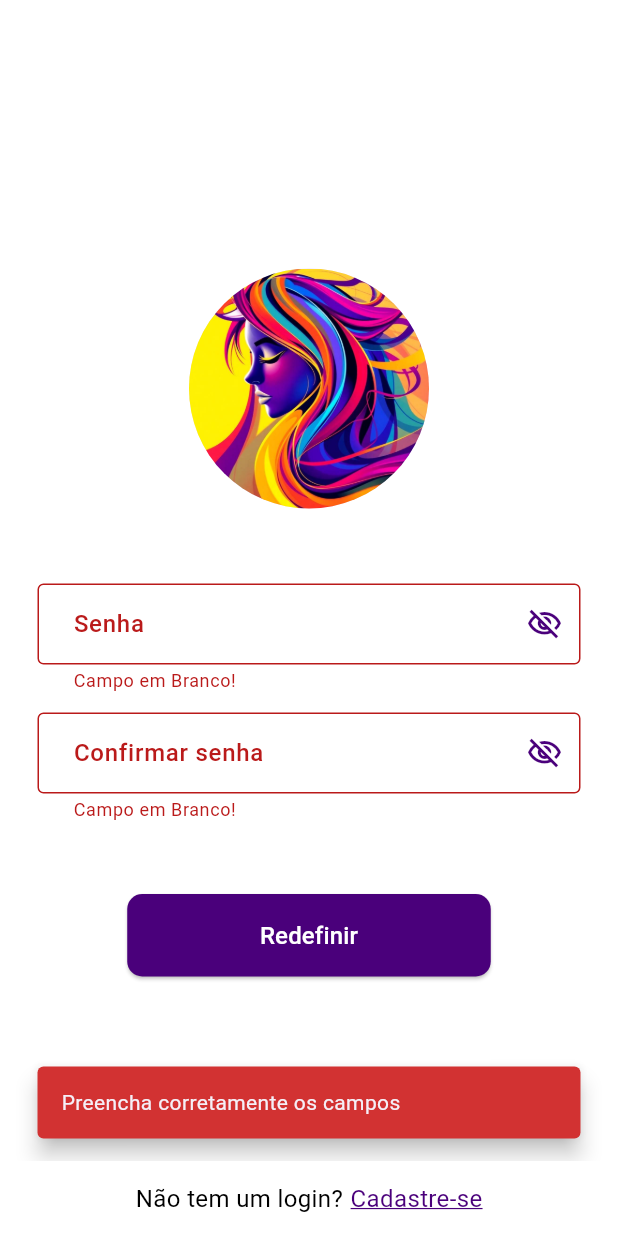
After one commit to victorhug01/ordem-flutter, a Flutter app: the AlterPasswordView screen opened by its route, after a tap on "Redefinir", on a phone screen of 412 x 824 dp. The commit adds this screen. Run offline on Flutter 3.47's test engine with Material 3 defaults, Android fonts, the phone set to English and light mode, and no system bars; our stand-ins replace email_validator, flutter_dotenv, go_router, internet_connection_checker, lottie, pinput and 2 more; accounts and stored records are empty.

Commit message:
corrigindo bugs e terminando sistemna de autenticação

```diff
--- a/lib/app/app.dart
+++ b/lib/app/app.dart
@@ -3,6 +3,7 @@ import 'dart:async';
 import 'package:cabeleleila/app/theme.dart';
 import 'package:cabeleleila/routes/routes_settings.dart';
 import 'package:cabeleleila/services/internet/connection.dart';
+import 'package:cabeleleila/viewmodel/alter_password_viewmodel.dart';
 import 'package:cabeleleila/viewmodel/email_for_reset_password_viewmodel.dart';
 import 'package:cabeleleila/viewmodel/sign_in_viewmodel.dart';
 import 'package:cabeleleila/viewmodel/sign_out_viewmodel.dart';
@@ -46,9 +47,11 @@ class _MyAppState extends State<MyApp> {
         ChangeNotifierProvider(create: (_) => SignOutViewModel()),
         ChangeNotifierProvider(create: (_) => EmailForResetPasswordViewmodel()),
         ChangeNotifierProvider(create: (_) => VerifyOTPViewModel()),
+        ChangeNotifierProvider(create: (_) => AlterPasswordViewmodel()),
       ],
       child: MaterialApp.router(
         title: 'Cabeleleila leila',
+        debugShowCheckedModeBanner: false,
         theme: ThemeData(
           colorScheme: ColorScheme.fromSeed(seedColor: Colors.deepPurple),
           scaffoldBackgroundColor: ColorSchemeManagerClass.colorSecondary,
--- /dev/null
+++ b/lib/models/alter_password_model.dart
@@ -0,0 +1,13 @@
+class AlterPasswordModel {
+  final String password;
+
+  AlterPasswordModel({
+    required this.password,
+  });
+
+  Map<String, String> toMap() {
+    return {
+      'password': password,
+    };
+  }
+}
--- a/lib/routes/routes_settings.dart
+++ b/lib/routes/routes_settings.dart
@@ -1,5 +1,6 @@
 import 'package:cabeleleila/services/internet/connection.dart';
 import 'package:cabeleleila/services/supabse/supabase_service.dart';
+import 'package:cabeleleila/view/auth/alterPassword/alter_password_view.dart';
 import 'package:cabeleleila/view/auth/emailForResetPassword/email_for_reset_password_view.dart';
 import 'package:cabeleleila/view/auth/signUp/sign_up_view.dart';
 import 'package:cabeleleila/view/auth/verifyOTP/verify_otp_view.dart';
@@ -19,12 +20,16 @@ class Routers {
         '/signIn',
         '/signUp',
         '/emailForResetPasswordView',
-        '/verifyOTP'
+        '/verifyOTP',
+        '/alterPasswordView',
       };
 
       if(!hasConnection) return '/connectivity';
 
       if(session.session ==  null && !publicRoutes.contains(state.matchedLocation)) return '/signIn';
+
+      if (session.session != null && state.matchedLocation == '/alterPasswordView') return null;
+
 
       if(session.session != null && publicRoutes.contains(state.matchedLocation)) return '/home';
 
@@ -75,6 +80,13 @@ class Routers {
           return VerifyOTPView(email: email);
         },
       ),
+      GoRoute(
+        path: '/alterPasswordView',
+        name: 'alterPasswordView',
+        builder: (BuildContext context, GoRouterState state) {
+          return const AlterPasswordView();
+        },
+      ),
     ]
   );
 }
--- a/lib/services/supabse/supabase_service.dart
+++ b/lib/services/supabse/supabase_service.dart
@@ -16,6 +16,10 @@ class SupabaseService{
     return supabase.auth.resetPasswordForEmail(email);
   }
 
+  Future updateUser(String password) async {
+    return supabase.auth.updateUser(UserAttributes(password: password));
+  }
+
   Future signOut() async {
     supabase.auth.signOut();
   }
--- /dev/null
+++ b/lib/view/auth/alterPassword/alter_password_view.dart
@@ -0,0 +1,177 @@
+import 'package:cabeleleila/app/theme.dart';
+import 'package:cabeleleila/helpers/validations_mixin.dart';
+import 'package:cabeleleila/models/alter_password_model.dart';
+import 'package:cabeleleila/viewmodel/alter_password_viewmodel.dart';
+import 'package:cabeleleila/widgets/button_widget.dart';
+import 'package:cabeleleila/widgets/textformfield_widget.dart';
+import 'package:flutter/material.dart';
+import 'package:go_router/go_router.dart';
+import 'package:provider/provider.dart';
+
+class AlterPasswordView extends StatefulWidget {
+  const AlterPasswordView({super.key});
+
+  @override
+  State<AlterPasswordView> createState() => _AlterPasswordViewState();
+}
+
+class _AlterPasswordViewState extends State<AlterPasswordView> with ValidationMixinClass {
+  final _passwordController = TextEditingController();
+  final _confirmPasswordController = TextEditingController();
+  final _alterPasswordForm = GlobalKey<FormState>();
+  bool _obscurePassword = true;
+
+  @override
+  void dispose() {
+    _confirmPasswordController.dispose();
+    _passwordController.dispose();
+    super.dispose();
+  }
+
+  @override
+  Widget build(BuildContext context) {
+    final alterPasswordViewmodel = Provider.of<AlterPasswordViewmodel>(context);
+    return Scaffold(
+      appBar: AppBar(),
+      extendBody: true,
+      backgroundColor: ColorSchemeManagerClass.colorSecondary,
+      body: SafeArea(
+        child: Container(
+          alignment: Alignment.center,
+          height: double.maxFinite,
+          padding: const EdgeInsets.all(25.0),
+          child: SingleChildScrollView(
+            reverse: true,
+            child: Form(
+              key: _alterPasswordForm,
+              child: Column(
+                crossAxisAlignment: CrossAxisAlignment.center,
+                mainAxisAlignment: MainAxisAlignment.center,
+                spacing: 50.0,
+                children: [
+                  CircleAvatar(backgroundImage: AssetImage('assets/images/icon.jpg'), radius: 80),
+                  Column(
+                    spacing: 15.0,
+                    children: [
+                      TextFormFieldWidget(
+                        labelText: 'Senha',
+                        autofocus: false,
+                        controller: _passwordController,
+                        inputBorderType: OutlineInputBorder(),
+                        inputType: TextInputType.emailAddress,
+                        obscure: _obscurePassword,
+                        sizeInputBorder: 2.0,
+                        fillColor: ColorSchemeManagerClass.colorSecondary,
+                        filled: true,
+                        iconSuffix: IconButton(
+                          onPressed: () {
+                            setState(() {
+                              _obscurePassword = !_obscurePassword;
+                            });
+                          },
+                          icon: Icon(
+                            _obscurePassword
+                                ? Icons.visibility_off_outlined
+                                : Icons.visibility_outlined,
+                            color: ColorSchemeManagerClass.colorPrimary,
+                          ),
+                        ),
+                        validator:
+                            (value) => combine([
+                              () => isNotEmpyt(value),
+                              () => hasSixChars(value),
+                              () => maxTwoHundredCharacters(value),
+                            ]),
+                      ),
+                      TextFormFieldWidget(
+                        labelText: 'Confirmar senha',
+                        autofocus: false,
+                        controller: _confirmPasswordController,
+                        inputBorderType: OutlineInputBorder(),
+                        inputType: TextInputType.emailAddress,
+                        obscure: _obscurePassword,
+                        sizeInputBorder: 2.0,
+                        fillColor: ColorSchemeManagerClass.colorSecondary,
+                        filled: true,
+                        iconSuffix: IconButton(
+                          onPressed: () {
+                            setState(() {
+                              _obscurePassword = !_obscurePassword;
+                            });
+                          },
+                          icon: Icon(
+                            _obscurePassword
+                                ? Icons.visibility_off_outlined
+                                : Icons.visibility_outlined,
+                            color: ColorSchemeManagerClass.colorPrimary,
+                          ),
+                        ),
+                        validator:
+                            (value) => combine([
+                              () => isNotEmpyt(value),
+                              () => hasSixChars(value),
+                              () => maxTwoHundredCharacters(value),
+                              () => value != _passwordController.text ? 'Senhas diferentes' : null,
+                            ]),
+                      ),
+                    ],
+                  ),
+                  ButtonWidget(
+                    color: ColorSchemeManagerClass.colorPrimary,
+                    title: Text(
+                      'Redefinir',
+                      style: TextStyle(
+                        color: ColorSchemeManagerClass.colorSecondary,
+                        fontSize: TextTheme.of(context).titleMedium!.fontSize,
+                      ),
+                    ),
+                    radius: 10.0,
+                    height: 55.0,
+                    width: 1.7,
+                    onPressed: () async {
+                      await alterPasswordViewmodel.updateUser(
+                        AlterPasswordModel(password: _passwordController.text),
+                        context, _alterPasswordForm,
+                      );
+                    },
+                  ),
+                ],
+              ),
+            ),
+          ),
+        ),
+      ),
+      bottomNavigationBar: SizedBox(
+        height: 50,
+        child: Center(
+          child: GestureDetector(
+            onTap: () => context.push('/signUp'),
+            child: Row(
+              mainAxisSize: MainAxisSize.min,
+              spacing: 5,
+              mainAxisAlignment: MainAxisAlignment.center,
+              children: [
+                Text(
+                  'Não tem um login?',
+                  style: TextStyle(
+                    color: ColorSchemeManagerClass.colorBlack,
+                    fontSize: TextTheme.of(context).titleMedium!.fontSize,
+                  ),
+                ),
+                Text(
+                  'Cadastre-se',
+                  style: TextStyle(
+                    color: ColorSchemeManagerClass.colorPrimary,
+                    fontSize: TextTheme.of(context).titleMedium!.fontSize,
+                    decoration: TextDecoration.underline,
+                    decorationColor: ColorSchemeManagerClass.colorPrimary,
+                  ),
+                ),
+              ],
+            ),
+          ),
+        ),
+      ),
+    );
+  }
+}
--- a/lib/view/auth/signIn/sign_in_view.dart
+++ b/lib/view/auth/signIn/sign_in_view.dart
@@ -49,7 +49,16 @@ class _SignInViewState extends State<SignInView> with ValidationMixinClass {
                 mainAxisAlignment: MainAxisAlignment.center,
                 spacing: 50.0,
                 children: [
+                  Column(
+                    spacing: 20.0,
+                    children: [
                       CircleAvatar(backgroundImage: AssetImage('assets/images/icon.jpg'), radius: 80),
+                      Padding(
+                        padding: const EdgeInsets.all(5.0),
+                        child: Text('Faça login com seu e-mail e senha para acessar sua conta. Caso ainda não tenha uma, cadastre-se rapidamente. Segurança garantida!', textAlign: TextAlign.center),
+                      )
+                    ],
+                  ),
                   Column(
                     spacing: 15.0,
                     children: [
@@ -73,6 +82,8 @@ class _SignInViewState extends State<SignInView> with ValidationMixinClass {
                               () => maxTwoHundredCharacters(value),
                             ]),
                       ),
+                      Column(
+                        children: [
                           TextFormFieldWidget(
                             labelText: 'Senha',
                             autofocus: false,
@@ -116,6 +127,8 @@ class _SignInViewState extends State<SignInView> with ValidationMixinClass {
                                 ),
                               ),
                             ),
+                          ),
+                        ],
                       ),
                     ],
                   ),
--- a/lib/view/auth/verifyOTP/verify_otp_view.dart
+++ b/lib/view/auth/verifyOTP/verify_otp_view.dart
@@ -6,15 +6,26 @@ import 'package:flutter/material.dart';
 import 'package:pinput/pinput.dart';
 import 'package:provider/provider.dart';
 
-class VerifyOTPView extends StatelessWidget {
+class VerifyOTPView extends StatefulWidget {
   final String email;
 
   const VerifyOTPView({super.key, required this.email});
 
   @override
+  State<VerifyOTPView> createState() => _VerifyOTPViewState();
+}
+
+class _VerifyOTPViewState extends State<VerifyOTPView> {
+  @override
+  void didChangeDependencies() {
+    super.didChangeDependencies();
+    // Limpar o campo quando a tela for reconstruída
+    Provider.of<VerifyOTPViewModel>(context, listen: false).controller.clear();
+  }
+
+  @override
   Widget build(BuildContext context) {
     final emailViewModel = Provider.of<EmailForResetPasswordViewmodel>(context, listen: false);
-
     Provider.of<VerifyOTPViewModel>(context, listen: false).startCountdown();
 
     return Scaffold(
@@ -32,10 +43,7 @@ class VerifyOTPView extends StatelessWidget {
               crossAxisAlignment: CrossAxisAlignment.center,
               mainAxisAlignment: MainAxisAlignment.start,
               children: [
-                CircleAvatar(
-                  backgroundImage: AssetImage('assets/images/icon.jpg'),
-                  radius: 80,
-                ),
+                CircleAvatar(backgroundImage: AssetImage('assets/images/icon.jpg'), radius: 80),
                 Column(
                   children: [
                     Text(
@@ -43,7 +51,7 @@ class VerifyOTPView extends StatelessWidget {
                       style: TextStyle(fontSize: 18, color: ColorSchemeManagerClass.colorBlack),
                     ),
                     Text(
-                      email,
+                      widget.email,
                       style: TextStyle(
                         fontSize: 20,
                         fontWeight: FontWeight.bold,
@@ -74,8 +82,9 @@ class VerifyOTPView extends StatelessWidget {
                             borderRadius: BorderRadius.circular(8),
                           ),
                         ),
-                        onCompleted: (pin) => verifyOTPViewModel.verifyOTP(
-                          VerifyOtpModel(email: email, otpCode: pin),
+                        onCompleted:
+                            (pin) => verifyOTPViewModel.verifyOTP(
+                              VerifyOtpModel(email: widget.email, otpCode: pin),
                               context,
                             ),
                       );
@@ -87,14 +96,11 @@ class VerifyOTPView extends StatelessWidget {
                     return verifyOTPViewModel.remainingTime > 0
                         ? Text(
                           "Reenviar código em ${verifyOTPViewModel.remainingTime}s",
-                            style: TextStyle(
-                              fontSize: 16,
-                              color: ColorSchemeManagerClass.colorGrey,
-                            ),
+                          style: TextStyle(fontSize: 16, color: ColorSchemeManagerClass.colorGrey),
                         )
                         : TextButton(
                           onPressed: () {
-                              verifyOTPViewModel.resendCode(emailViewModel, email, context);
+                            verifyOTPViewModel.resendCode(emailViewModel, widget.email, context);
                           },
                           child: Text(
                             "Reenviar código",
--- /dev/null
+++ b/lib/viewmodel/alter_password_viewmodel.dart
@@ -0,0 +1,42 @@
+import 'package:cabeleleila/app/theme.dart';
+import 'package:cabeleleila/models/alter_password_model.dart';
+import 'package:cabeleleila/services/supabse/supabase_service.dart';
+import 'package:cabeleleila/widgets/snackbar_widget.dart';
+import 'package:flutter/material.dart';
+import 'package:go_router/go_router.dart';
+
+class AlterPasswordViewmodel extends ChangeNotifier {
+  final SupabaseService _supabaseService = SupabaseService();
+
+  Future<void> updateUser(AlterPasswordModel alterPasswordModel ,BuildContext context, GlobalKey<FormState> alterPasswordForm) async {
+    try {
+      if (alterPasswordForm.currentState!.validate()) {
+        _supabaseService.updateUser(alterPasswordModel.password);
+        if (context.mounted) {
+          context.go('/home');
+          SnackbarService.showDetails(
+          context,
+          "Senha alterada com sucesso!",
+          ColorSchemeManagerClass.colorCorrect,
+        );
+        }
+      } else {
+        SnackbarService.showDetails(
+          context,
+          "Preencha corretamente os campos",
+          ColorSchemeManagerClass.colorDanger,
+        );
+      }
+    } catch (e) {
+      if (context.mounted) {
+        SnackbarService.showDetails(
+          context,
+          "Erro ao alterar senha, tente novamente",
+          ColorSchemeManagerClass.colorDanger,
+        );
+      }
+    } finally {
+      notifyListeners();
+    }
+  }
+}
--- a/lib/viewmodel/verify_otp_viewmodel.dart
+++ b/lib/viewmodel/verify_otp_viewmodel.dart
@@ -21,6 +21,8 @@ class VerifyOTPViewModel extends ChangeNotifier {
 
   VerifyOTPViewModel() {
     startCountdown(); // Inicia automaticamente o contador
+    controller.clear(); // Limpar o campo de PIN ao reenviar o código
+    notifyListeners();
   }
 
   void startCountdown() {
@@ -50,7 +52,8 @@ class VerifyOTPViewModel extends ChangeNotifier {
         type: OtpType.recovery,
       );
       if (context.mounted) {
-        context.push('/alter_password');
+        controller.clear();
+        context.go('/alterPasswordView');
       }
     } catch (e) {
       if (context.mounted) {
```
Lines whose indentation alone changed are shown as unchanged.
